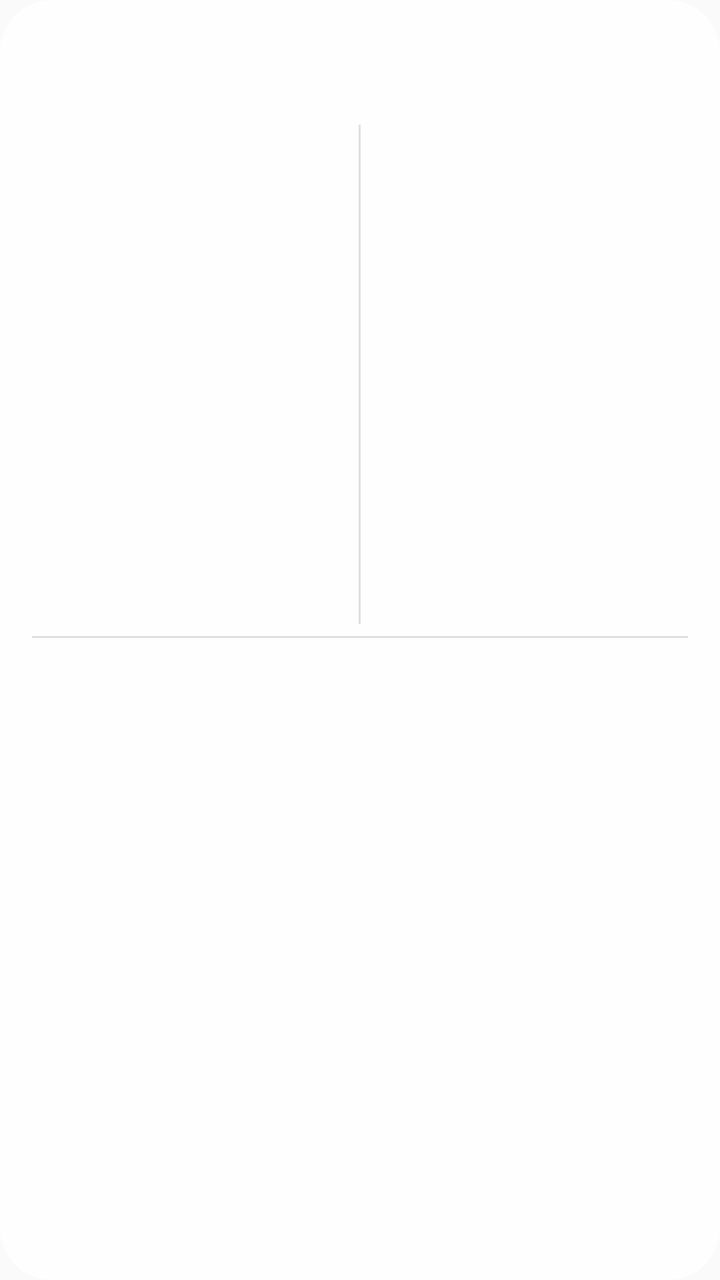
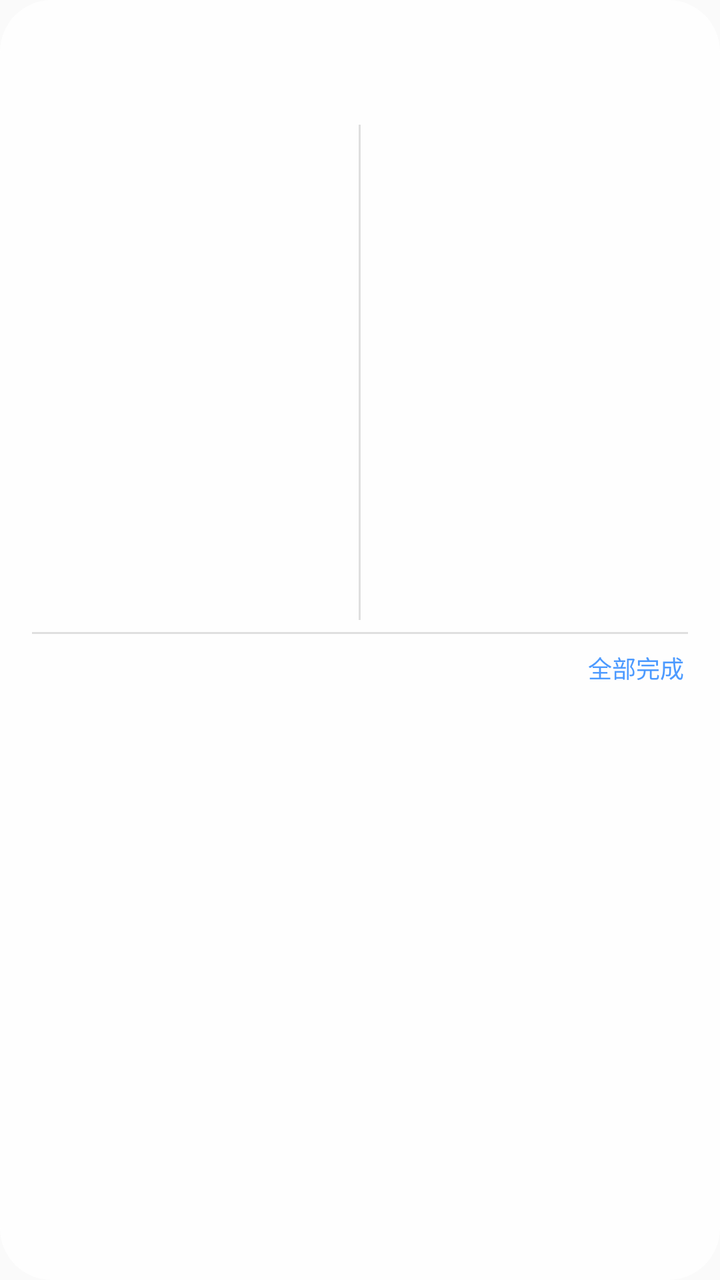

Compare the two renders of this Android layout. The source of the first and the diff that turns it into the second are given below.
<!-- AndroidManifest.xml: another module's application theme AppTheme -->
<!-- res/layout/widget_main.xml -->
<?xml version="1.0" encoding="utf-8"?>
<LinearLayout xmlns:android="http://schemas.android.com/apk/res/android"
    android:id="@+id/widget_root"
    android:layout_width="match_parent"
    android:layout_height="match_parent"
    android:orientation="vertical"
    android:background="@drawable/widget_bg"
    android:paddingStart="16dp"
    android:paddingEnd="16dp"
    android:paddingTop="12dp"
    android:paddingBottom="8dp">

    
    <LinearLayout
        android:layout_width="match_parent"
        android:layout_height="wrap_content"
        android:orientation="horizontal"
        android:baselineAligned="true">

        <TextView
            android:id="@+id/widget_board_title"
            android:layout_width="0dp"
            android:layout_height="wrap_content"
            android:layout_weight="1"
            android:maxLines="1"
            android:ellipsize="end"
            android:textSize="17sp"
            android:textStyle="bold"
            android:textColor="@color/widget_text_primary"
            />

        <TextView
            android:id="@+id/widget_date"
            android:layout_width="wrap_content"
            android:layout_height="wrap_content"
            android:maxLines="1"
            android:textSize="13sp"
            android:textColor="@color/widget_text_secondary" />
    </LinearLayout>

    
    <LinearLayout
        android:layout_width="match_parent"
        android:layout_height="wrap_content"
        android:orientation="horizontal"
        android:layout_marginTop="6dp">

        <TextView
            android:id="@+id/widget_today_label"
            android:layout_width="0dp"
            android:layout_height="wrap_content"
            android:layout_weight="1"
            android:textSize="13sp"
            android:textColor="@color/widget_section_label" />

        <TextView
            android:id="@+id/widget_tomorrow_label"
            android:layout_width="0dp"
            android:layout_height="wrap_content"
            android:layout_weight="1"
            android:textSize="13sp"
            android:textColor="@color/widget_section_label" />
    </LinearLayout>

    
    <LinearLayout
        android:layout_width="match_parent"
        android:layout_height="0dp"
        android:layout_weight="1"
        android:orientation="horizontal"
        android:layout_marginTop="4dp">

        <ListView
            android:id="@+id/widget_today_list"
            android:layout_width="0dp"
            android:layout_height="match_parent"
            android:layout_weight="1"
            android:divider="@null"
            android:dividerHeight="0dp"
            android:scrollbars="vertical"
            android:fadeScrollbars="false"
            android:listSelector="@android:color/transparent" />

        <ImageView
            android:layout_width="1dp"
            android:layout_height="match_parent"
            android:layout_marginStart="8dp"
            android:layout_marginEnd="8dp"
            android:background="@color/widget_divider"
            android:contentDescription="@null" />

        <ListView
            android:id="@+id/widget_tomorrow_list"
            android:layout_width="0dp"
            android:layout_height="match_parent"
            android:layout_weight="1"
            android:divider="@null"
            android:dividerHeight="0dp"
            android:scrollbars="vertical"
            android:fadeScrollbars="false"
            android:listSelector="@android:color/transparent" />
    </LinearLayout>

    <ImageView
        android:layout_width="match_parent"
        android:layout_height="1dp"
        android:layout_marginTop="6dp"
        android:background="@color/widget_divider"
        android:contentDescription="@null" />

    
    <TextView
        android:id="@+id/widget_todo_header"
        android:layout_width="match_parent"
        android:layout_height="wrap_content"
        android:layout_marginTop="6dp"
        android:layout_marginBottom="2dp"
        android:textSize="13sp"
        android:textColor="@color/widget_section_label" />

    
    <ListView
        android:id="@+id/widget_todo_list"
        android:layout_width="match_parent"
        android:layout_height="0dp"
        android:layout_weight="1.15"
        android:divider="@null"
        android:dividerHeight="0dp"
        android:scrollbars="vertical"
        android:fadeScrollbars="false"
        android:listSelector="@android:color/transparent" />
</LinearLayout>
<!-- resources referenced by this layout -->
<resources>
  <color name="widget_divider">#1F000000</color>
  <color name="widget_section_label">#FF3D3D3D</color>
  <color name="widget_text_primary">#FF1A1A1A</color>
  <color name="widget_text_secondary">#FF6B6B6B</color>
  <!-- drawable widget_bg (drawable) -->
  <?xml version="1.0" encoding="utf-8"?>
  <shape xmlns:android="http://schemas.android.com/apk/res/android"
      android:shape="rectangle">
      <solid android:color="@color/widget_bg" />
      <corners android:radius="26dp" />
  </shape>
  <style name="AppTheme" parent="Theme.AppCompat.Light.DarkActionBar">
          
          <item name="colorPrimary">@color/colorPrimary</item>
          <item name="colorPrimaryDark">@color/colorPrimaryDark</item>
          <item name="colorAccent">@color/colorAccent</item>
      </style>
  <color name="widget_bg">#E8FFFFFF</color>
</resources>

<!-- the commit's change to res/layout/widget_main.xml (unified diff, before → after) -->
@@ -109,14 +109,34 @@
         android:contentDescription="@null" />
 
     
-    <TextView
-        android:id="@+id/widget_todo_header"
+    <LinearLayout
         android:layout_width="match_parent"
         android:layout_height="wrap_content"
+        android:orientation="horizontal"
+        android:gravity="center_vertical"
         android:layout_marginTop="6dp"
-        android:layout_marginBottom="2dp"
-        android:textSize="13sp"
-        android:textColor="@color/widget_section_label" />
+        android:layout_marginBottom="2dp">
+
+        <TextView
+            android:id="@+id/widget_todo_header"
+            android:layout_width="0dp"
+            android:layout_height="wrap_content"
+            android:layout_weight="1"
+            android:textSize="13sp"
+            android:textColor="@color/widget_section_label" />
+
+        <TextView
+            android:id="@+id/widget_todo_all_done"
+            android:layout_width="wrap_content"
+            android:layout_height="wrap_content"
+            android:paddingStart="8dp"
+            android:paddingEnd="2dp"
+            android:paddingTop="2dp"
+            android:paddingBottom="2dp"
+            android:textSize="12sp"
+            android:textColor="#FF4C9AFF"
+            android:text="@string/widget_all_done" />
+    </LinearLayout>
 
     
     <ListView
<!-- resource entries referenced after the edit -->
@@ -11,6 +11,7 @@
       <solid android:color="@color/widget_bg" />
       <corners android:radius="26dp" />
   </shape>
+  <string name="widget_all_done">全部完成</string>
   <style name="AppTheme" parent="Theme.AppCompat.Light.DarkActionBar">
           
           <item name="colorPrimary">@color/colorPrimary</item>
